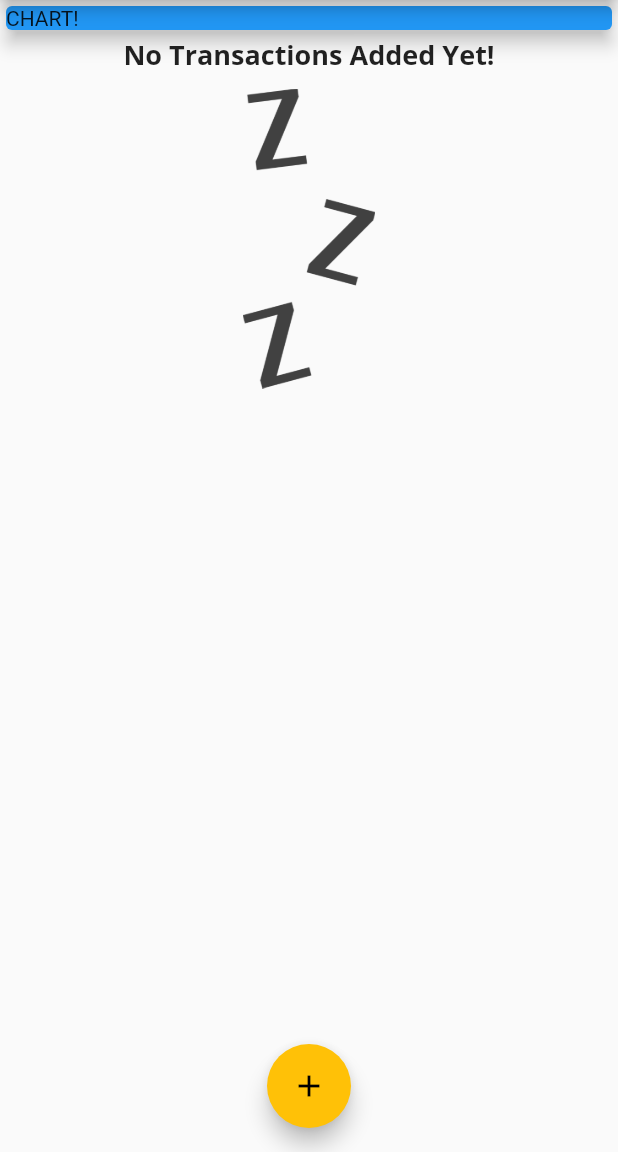
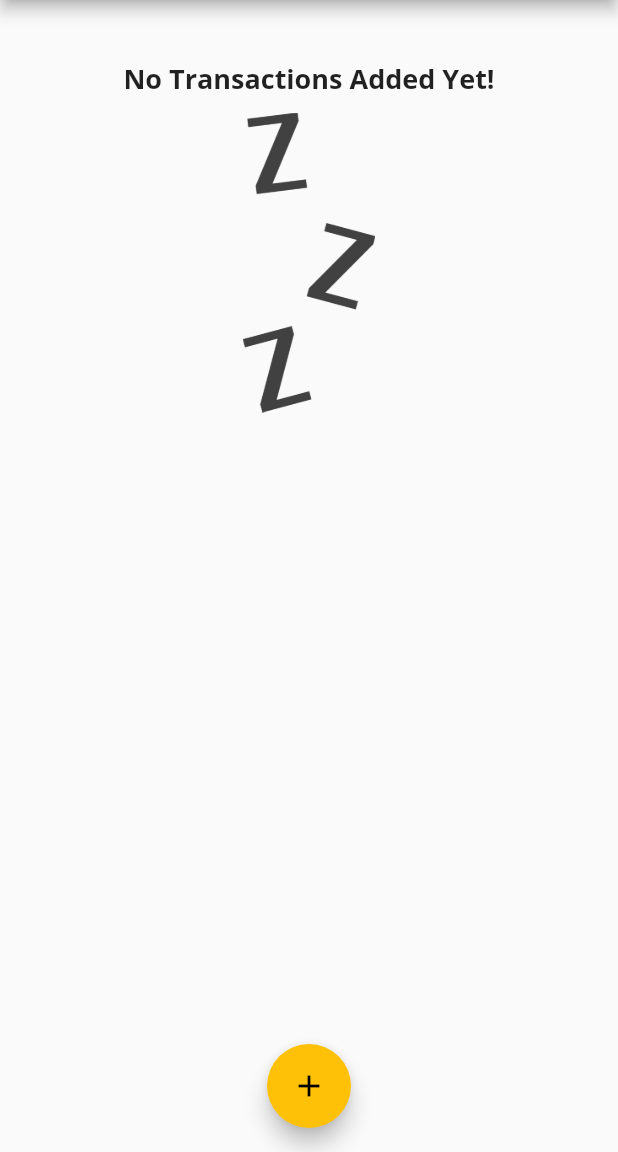
Before and after one commit to Amoghtech/Flutter-made-simple, a Flutter app: the screen it shows after launch, on a phone screen of 412 x 824 dp, the part 84-1236 px from its top. Run offline on Flutter 3.47's test engine with Material 2 defaults, Android fonts, the phone set to English and light mode, and no system bars.

Commit message:
Added chart and date functionality,isAfter,where,getters

```diff
--- a/daily_expenses_app/lib/main.dart
+++ b/daily_expenses_app/lib/main.dart
@@ -1,4 +1,5 @@
 import 'package:daily_expenses_app/models/transaction.dart';
+import 'package:daily_expenses_app/widgets/chart.dart';
 
 import './widgets/transaction_list.dart';
 import 'package:flutter/material.dart';
@@ -18,14 +19,16 @@ class MyApp extends StatelessWidget {
             accentColor: Colors.amber,
             fontFamily: 'Quicksand',
             textTheme: ThemeData.light().textTheme.copyWith(
-                headline6: TextStyle(fontFamily: 'OpenSans', fontWeight: FontWeight.bold,fontSize: 18)),
+                headline6: TextStyle(
+                    fontFamily: 'OpenSans',
+                    fontWeight: FontWeight.bold,
+                    fontSize: 18)),
             appBarTheme: AppBarTheme(
                 textTheme: ThemeData.light().textTheme.copyWith(
                     headline6: TextStyle(
                         fontFamily: 'OpenSans',
                         fontSize: 20,
-                        fontWeight: FontWeight.bold
-                        )))));
+                        fontWeight: FontWeight.bold)))));
   }
 }
 
@@ -39,11 +42,22 @@ class MyHomePage extends StatefulWidget {
 class _MyHomePageState extends State<MyHomePage> {
   final List<Transaction> userTransaction = [
     // Transaction(
-    //     id: 't1', title: 'New Shoes', amount: 69.99, date: DateTime.now()),
+    //     id: 't1',
+    //     title: 'New Shoes',
+    //     amount: 69.99,
+    //     date: DateTime.now().subtract(Duration(days: 1))),
     // Transaction(
-    //     id: 't2', title: 'New Tshirts', amount: 45.54, date: DateTime.now())
+    //     id: 't2',
+    //     title: 'New Tshirts',
+    //     amount: 45.54,
+    //     date: DateTime.now().subtract(Duration(days: 2)))
+  ];
 
-  ];
+  List<Transaction> get _recenttransactions {
+    return userTransaction.where((tx) {
+      return tx.date.isAfter(DateTime.now().subtract(Duration(days: 7)));
+    }).toList();
+  }
 
   void _addnewtransaction(title, amount) {
     final newTx = Transaction(
@@ -94,14 +108,7 @@ class _MyHomePageState extends State<MyHomePage> {
         crossAxisAlignment: CrossAxisAlignment.center,
         // mainAxisAlignment: MainAxisAlignment.spaceEvenly,
         children: [
-          Container(
-            child: Card(
-              child: Text('CHART!'),
-              color: Colors.blue,
-              elevation: 5,
-            ),
-            width: double.infinity,
-          ),
+          Chart(_recenttransactions),
           TransactionList(userTransaction),
         ],
       ),
--- /dev/null
+++ b/daily_expenses_app/lib/widgets/chart.dart
@@ -0,0 +1,42 @@
+import 'dart:developer';
+
+import 'package:daily_expenses_app/models/transaction.dart';
+import 'package:intl/intl.dart';
+import 'package:flutter/material.dart';
+
+class Chart extends StatelessWidget {
+  final List<Transaction> recentTransactions;
+
+  Chart(this.recentTransactions);
+
+  List<Map<String, Object>> get groupTransaction {
+    return List.generate(7, (index) {
+      final weekday = DateTime.now().subtract(Duration(days: index));
+
+      var totalsum = 0.0;
+
+      for (var i = 0; i < recentTransactions.length; i++) {
+        if (recentTransactions[i].date.day == weekday.day &&
+            recentTransactions[i].date.month == weekday.month &&
+            recentTransactions[i].date.year == weekday.year) {
+          totalsum += recentTransactions[i].amount;
+        }
+      }
+      print(DateFormat.E().format(weekday));
+      print(totalsum);
+      return {'day': DateFormat.E().format(weekday), 'amount': totalsum};
+    });
+  }
+
+  @override
+  Widget build(BuildContext context) {
+    print(groupTransaction);
+    return Card(
+      elevation: 6,
+      margin: EdgeInsets.all(20),
+      child: Row(
+        children: [],
+      ),
+    );
+  }
+}
```
